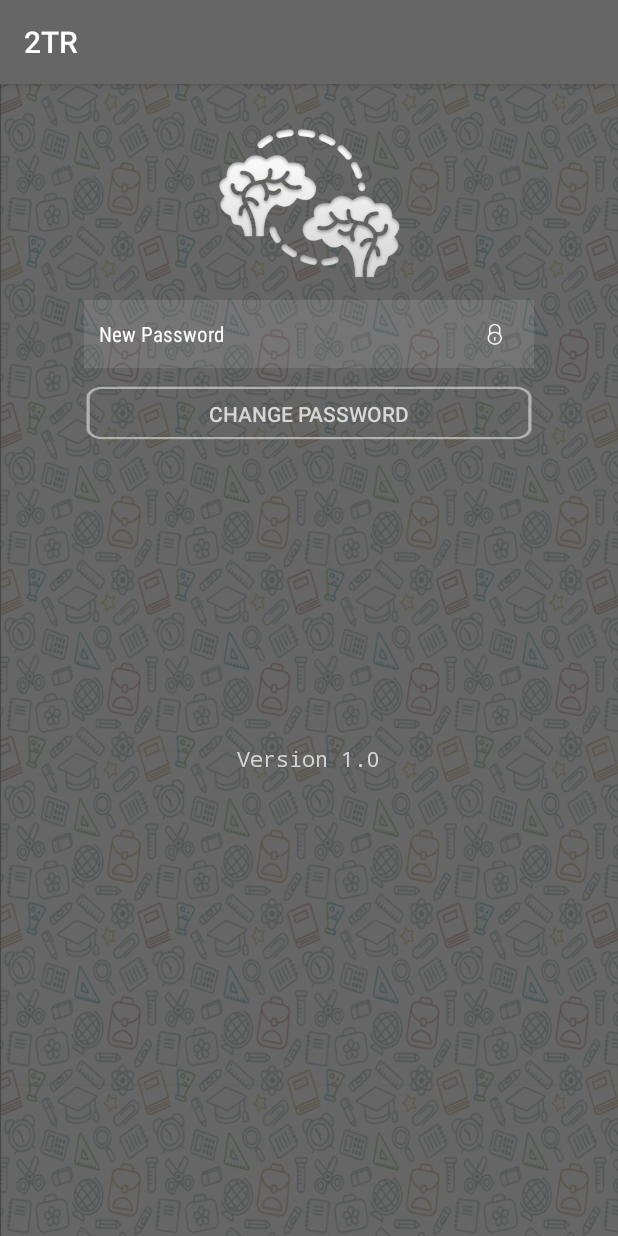
After one commit to alqulaysh/Two2erDroid, an Android app: the ChangePasswordActivity screen opened directly, with no data from a screen before it, on a phone screen of 412 x 824 dp. The commit adds this screen. Run offline under Robolectric (Android 15) with nearby library versions, the phone set to English and light mode, and no system bars; libraries missing offline, so code that uses them is left out: com.stormpath.sdk.

Commit message:
Added change password functionality

```diff
--- a/app/src/main/java/com/se491/app/two2er/RegisterActivity.java
+++ b/app/src/main/java/com/se491/app/two2er/RegisterActivity.java
@@ -96,7 +96,7 @@ public class RegisterActivity extends AppCompatActivity implements View.OnClickL
                         .build();
 
                 Request request = new Request.Builder()
-                        .url("http://server.scilingo.net:8080/apiauth/users")
+                        .url("http://lowcost-env.niuk5squp9.us-east-2.elasticbeanstalk.com/apiauth/users")
                         .headers(buildStandardHeaders(Stormpath.getAccessToken()))
                         .post(requestBody)
                         .build();
--- a/app/src/main/java/com/se491/app/two2er/SideMenuActivity.java
+++ b/app/src/main/java/com/se491/app/two2er/SideMenuActivity.java
@@ -186,6 +186,9 @@ public class SideMenuActivity extends AppCompatActivity
             Stormpath.logout();
             startActivity(new Intent(SideMenuActivity.this, LoginActivity.class));
             finish();
+        } else if (id == R.id.nav_changepassword) {
+            startActivity(new Intent(SideMenuActivity.this, ChangePasswordActivity.class));
+            finish();
         } else if (id == R.id.nav_share) {
 
         } else if (id == R.id.nav_send) {
--- /dev/null
+++ b/app/src/main/res/layout/activity_change_password.xml
@@ -0,0 +1,67 @@
+<?xml version="1.0" encoding="utf-8"?>
+<LinearLayout
+    xmlns:android="http://schemas.android.com/apk/res/android"
+    xmlns:app="http://schemas.android.com/apk/res-auto"
+    xmlns:tools="http://schemas.android.com/tools"
+    android:layout_width="fill_parent"
+    android:layout_height="fill_parent"
+    android:fillViewport="true"
+    android:orientation="vertical"
+    android:weightSum="1"
+    android:background="@drawable/newbackground">
+
+    <RelativeLayout
+        android:layout_width="match_parent"
+        android:layout_height="513dp">
+
+        <ImageView
+            android:layout_width="128dp"
+            android:layout_height="128dp"
+            app:srcCompat="@drawable/logo"
+            android:id="@+id/change_password_logo"
+            android:layout_alignParentTop="true"
+            android:layout_centerHorizontal="true"
+            android:layout_marginTop="16dp" />
+
+        <Button android:id="@+id/btnChangePassword"
+            android:layout_width="300dp"
+            android:onClick="handleChangePassword"
+            android:text="Change Password"
+            android:textAlignment="center"
+            android:background="@drawable/loginbutton"
+            android:layout_height="38dp"
+            android:textColor="@color/cast_expanded_controller_text_color"
+            android:layout_below="@+id/change_password"
+            android:layout_centerHorizontal="true"
+            android:layout_marginBottom="15dp" />
+
+        <EditText android:id="@+id/change_password"
+            android:layout_width="300dp"
+            android:layout_height="45dp"
+            android:singleLine="false"
+            android:password="true"
+            android:hint="New Password"
+            android:textSize="14dp"
+            android:fontFamily="sans-serif-condensed"
+            android:textColorHint="#fff"
+            android:background="@drawable/passwordbackground"
+            android:selectAllOnFocus="false"
+            android:layout_marginBottom="11dp"
+            android:layout_below="@+id/change_password_logo"
+            android:layout_centerHorizontal="true"
+            android:paddingLeft="10dp" />
+
+        <TextView
+            android:text="@string/curr_version"
+            android:layout_width="wrap_content"
+            android:layout_height="wrap_content"
+            android:id="@+id/current_version"
+            android:layout_marginBottom="54dp"
+            android:layout_alignParentBottom="true"
+            android:layout_centerHorizontal="true"
+            android:textColor="@color/cast_expanded_controller_text_color"
+            android:fontFamily="monospace" />
+
+    </RelativeLayout>
+
+</LinearLayout>
--- a/app/src/main/res/menu/activity_main_drawer.xml
+++ b/app/src/main/res/menu/activity_main_drawer.xml
@@ -20,6 +20,10 @@
             android:icon="@drawable/ic_menu_manage"
             android:title="Tools" />
         <item
+            android:id="@+id/nav_changepassword"
+            android:icon="@drawable/changepassword"
+            android:title="Change Password" />
+        <item
             android:id="@+id/nav_logout"
             android:icon="@drawable/ic_menu_logout"
             android:title="Log Out" />
```
Also changed, not shown: app/src/main/AndroidManifest.xml (+7 -7 lines), app/src/main/java/com/se491/app/two2er/ChangePasswordActivity.java (added, +92 -0 lines).
